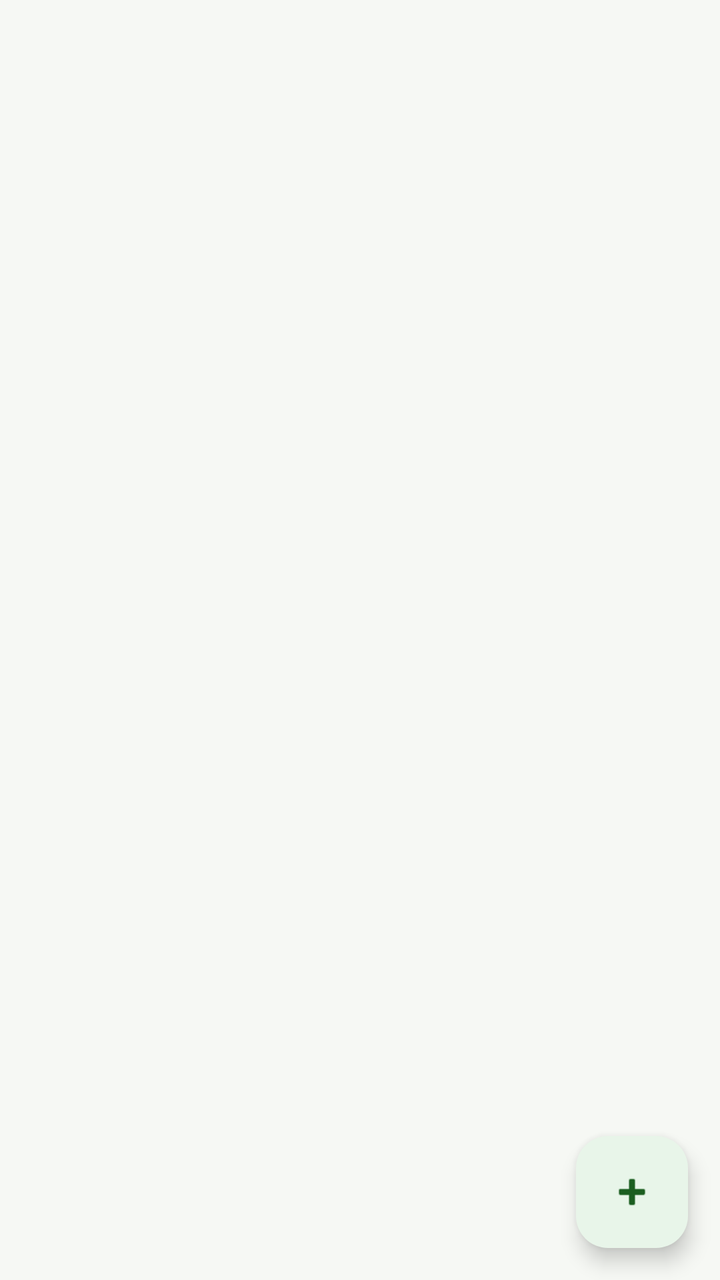
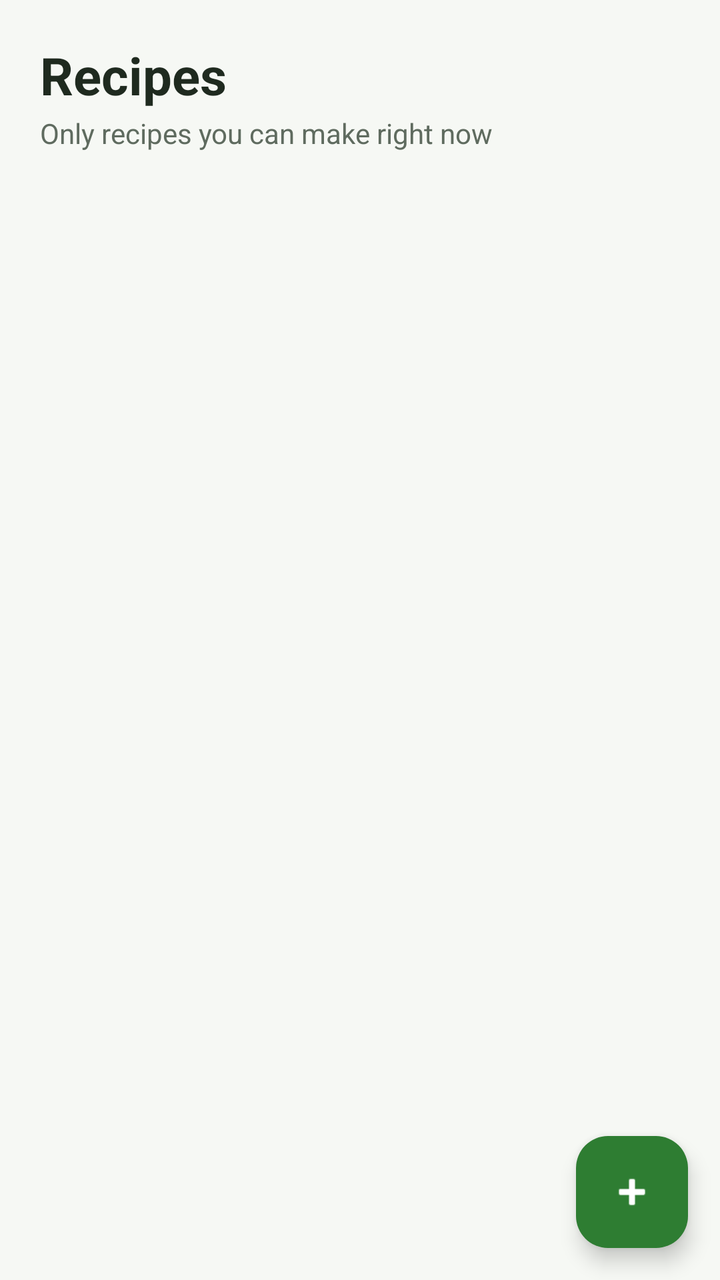

Screens rendered from an Android XML layout before and after an edit, with the pre-edit source and the edit as a unified diff.
<!-- AndroidManifest.xml: application theme Theme.SmartPantryManager -->
<!-- res/layout/fragment_suggested.xml -->
<?xml version="1.0" encoding="utf-8"?>
<FrameLayout xmlns:android="http://schemas.android.com/apk/res/android"
    android:layout_width="match_parent"
    android:layout_height="match_parent">

    <androidx.recyclerview.widget.RecyclerView
        android:id="@+id/recyclerSuggested"
        android:layout_width="match_parent"
        android:layout_height="match_parent"
        android:clipToPadding="false"
        android:paddingBottom="88dp" />

    
    <TextView
        android:id="@+id/textNoMatches"
        android:layout_width="wrap_content"
        android:layout_height="wrap_content"
        android:layout_gravity="center"
        android:padding="24dp"
        android:gravity="center"
        android:text="No recipes match your pantry yet - add more ingredients"
        android:textSize="16sp"
        android:visibility="gone" />

    
    <com.google.android.material.floatingactionbutton.FloatingActionButton
        android:id="@+id/fabAddRecipe"
        android:layout_width="wrap_content"
        android:layout_height="wrap_content"
        android:layout_gravity="bottom|end"
        android:layout_margin="16dp"
        android:contentDescription="Add your own recipe"
        android:src="@android:drawable/ic_input_add" />
</FrameLayout>
<!-- resources referenced by this layout -->
<resources>
  <style name="Theme.SmartPantryManager" parent="Base.Theme.SmartPantryManager" />
  <style name="Base.Theme.SmartPantryManager" parent="Theme.Material3.DayNight.NoActionBar">
          
          
          <item name="colorPrimary">@color/green_primary</item>
          <item name="colorOnPrimary">@color/white</item>
          <item name="colorPrimaryContainer">@color/green_light</item>
          <item name="colorOnPrimaryContainer">@color/green_dark</item>
          <item name="colorSecondary">@color/orange_accent</item>
          <item name="colorOnSecondary">@color/white</item>
          <item name="colorSecondaryContainer">@color/green_light</item>
          <item name="colorOnSecondaryContainer">@color/green_dark</item>
          <item name="android:colorBackground">@color/background</item>
      </style>
  <color name="green_primary">#2E7D32</color>
  <color name="white">#FFFFFFFF</color>
  <color name="green_light">#E8F5E9</color>
  <color name="green_dark">#1B5E20</color>
  <color name="orange_accent">#FB8C00</color>
  <color name="background">#F6F8F4</color>
</resources>

<!-- the commit's change to res/layout/fragment_suggested.xml (unified diff, before → after) -->
@@ -1,14 +1,44 @@
 <?xml version="1.0" encoding="utf-8"?>
 <FrameLayout xmlns:android="http://schemas.android.com/apk/res/android"
+    xmlns:app="http://schemas.android.com/apk/res-auto"
     android:layout_width="match_parent"
     android:layout_height="match_parent">
 
-    <androidx.recyclerview.widget.RecyclerView
-        android:id="@+id/recyclerSuggested"
+    <LinearLayout
         android:layout_width="match_parent"
         android:layout_height="match_parent"
-        android:clipToPadding="false"
-        android:paddingBottom="88dp" />
+        android:orientation="vertical">
+
+        <TextView
+            android:layout_width="wrap_content"
+            android:layout_height="wrap_content"
+            android:paddingBottom="2dp"
+            android:paddingEnd="20dp"
+            android:paddingStart="20dp"
+            android:paddingTop="20dp"
+            android:text="Recipes"
+            android:textColor="@color/text_primary"
+            android:textSize="26sp"
+            android:textStyle="bold" />
+
+        <TextView
+            android:layout_width="wrap_content"
+            android:layout_height="wrap_content"
+            android:paddingBottom="8dp"
+            android:paddingEnd="20dp"
+            android:paddingStart="20dp"
+            android:text="Only recipes you can make right now"
+            android:textColor="@color/text_secondary"
+            android:textSize="14sp" />
+
+        <androidx.recyclerview.widget.RecyclerView
+            android:id="@+id/recyclerSuggested"
+            android:layout_width="match_parent"
+            android:layout_height="0dp"
+            android:layout_weight="1"
+            android:clipToPadding="false"
+            android:paddingBottom="88dp" />
+    </LinearLayout>
 
     
     <TextView
@@ -16,9 +46,10 @@
         android:layout_width="wrap_content"
         android:layout_height="wrap_content"
         android:layout_gravity="center"
+        android:gravity="center"
         android:padding="24dp"
-        android:gravity="center"
         android:text="No recipes match your pantry yet - add more ingredients"
+        android:textColor="@color/text_secondary"
         android:textSize="16sp"
         android:visibility="gone" />
 
@@ -30,5 +61,7 @@
         android:layout_gravity="bottom|end"
         android:layout_margin="16dp"
         android:contentDescription="Add your own recipe"
-        android:src="@android:drawable/ic_input_add" />
+        android:src="@android:drawable/ic_input_add"
+        app:backgroundTint="@color/green_primary"
+        app:tint="@color/white" />
 </FrameLayout>
<!-- resource entries referenced after the edit -->
@@ -15,6 +15,8 @@
           <item name="android:colorBackground">@color/background</item>
       </style>
   <color name="green_primary">#2E7D32</color>
+  <color name="text_primary">#1F2A1F</color>
+  <color name="text_secondary">#5F6B5F</color>
   <color name="white">#FFFFFFFF</color>
   <color name="green_light">#E8F5E9</color>
   <color name="green_dark">#1B5E20</color>
